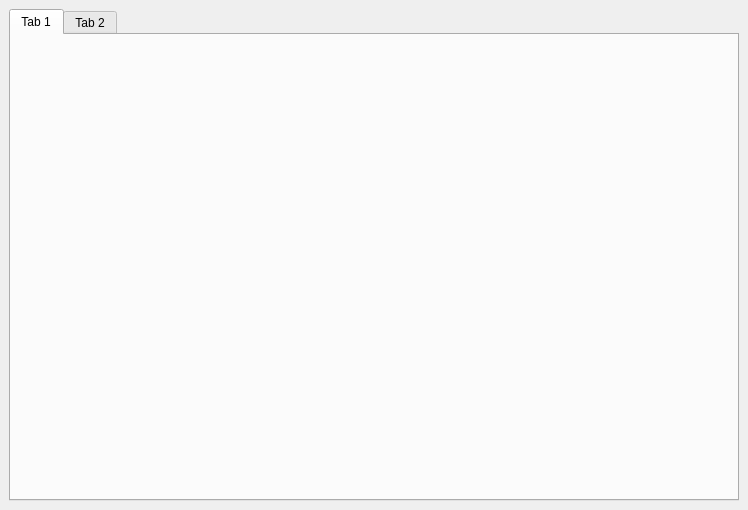
raulvc/seareiros, file src/lib/ui/add_associate.ui: the form before one commit.
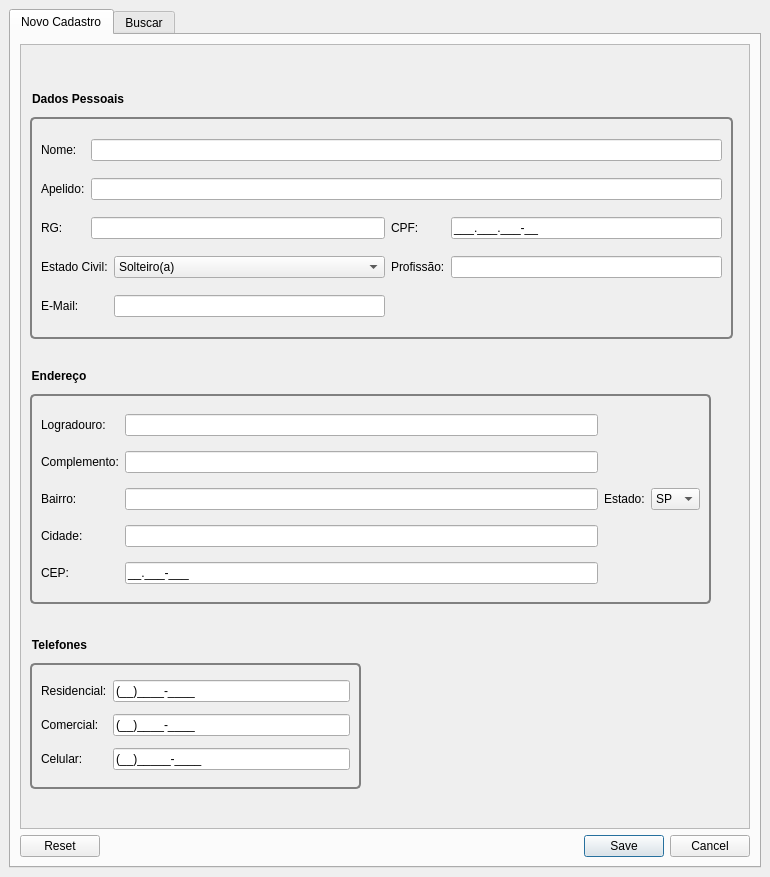
The form after the commit. Icons and pictures are not drawn.

Commit message: Main changes for this update are: - a model for the overview table showed in app startup - ui refining to associate form (inputmasks, validators)

```diff
--- a/src/lib/ui/add_associate.ui
+++ b/src/lib/ui/add_associate.ui
@@ -9,12 +9,12 @@
    <rect>
     <x>0</x>
     <y>0</y>
-    <width>748</width>
-    <height>510</height>
+    <width>770</width>
+    <height>877</height>
    </rect>
   </property>
   <property name="sizePolicy">
-   <sizepolicy hsizetype="Maximum" vsizetype="Maximum">
+   <sizepolicy hsizetype="Preferred" vsizetype="Preferred">
     <horstretch>0</horstretch>
     <verstretch>0</verstretch>
    </sizepolicy>
@@ -49,17 +49,635 @@
    <string>Cadastro de Associados</string>
   </property>
   <widget class="QWidget" name="Contents">
+   <property name="sizePolicy">
+    <sizepolicy hsizetype="Preferred" vsizetype="Preferred">
+     <horstretch>0</horstretch>
+     <verstretch>0</verstretch>
+    </sizepolicy>
+   </property>
    <layout class="QVBoxLayout" name="verticalLayout_2">
     <item>
      <widget class="QTabWidget" name="tabWidget">
+      <property name="sizePolicy">
+       <sizepolicy hsizetype="Preferred" vsizetype="Preferred">
+        <horstretch>0</horstretch>
+        <verstretch>0</verstretch>
+       </sizepolicy>
+      </property>
+      <property name="currentIndex">
+       <number>0</number>
+      </property>
       <widget class="QWidget" name="tab">
+       <property name="sizePolicy">
+        <sizepolicy hsizetype="Preferred" vsizetype="Preferred">
+         <horstretch>0</horstretch>
+         <verstretch>0</verstretch>
+        </sizepolicy>
+       </property>
+       <attribute name="icon">
+        <iconset resource="../../../res/icons.qrc">
+         <normaloff>:/icons/associate_add.png</normaloff>:/icons/associate_add.png</iconset>
+       </attribute>
        <attribute name="title">
-        <string>Tab 1</string>
+        <string>Novo Cadastro</string>
        </attribute>
+       <layout class="QVBoxLayout" name="verticalLayout_5">
+        <item>
+         <layout class="QVBoxLayout" name="verticalLayout_4">
+          <item>
+           <widget class="QScrollArea" name="scrollArea">
+            <property name="widgetResizable">
+             <bool>true</bool>
+            </property>
+            <property name="alignment">
+             <set>Qt::AlignLeading|Qt::AlignLeft|Qt::AlignTop</set>
+            </property>
+            <widget class="QWidget" name="page">
+             <property name="geometry">
+              <rect>
+               <x>0</x>
+               <y>0</y>
+               <width>726</width>
+               <height>734</height>
+              </rect>
+             </property>
+             <property name="sizePolicy">
+              <sizepolicy hsizetype="MinimumExpanding" vsizetype="Preferred">
+               <horstretch>0</horstretch>
+               <verstretch>0</verstretch>
+              </sizepolicy>
+             </property>
+             <layout class="QVBoxLayout" name="verticalLayout">
+              <item>
+               <widget class="QGroupBox" name="groupBox">
+                <property name="sizePolicy">
+                 <sizepolicy hsizetype="Fixed" vsizetype="Fixed">
+                  <horstretch>0</horstretch>
+                  <verstretch>0</verstretch>
+                 </sizepolicy>
+                </property>
+                <property name="minimumSize">
+                 <size>
+                  <width>703</width>
+                  <height>247</height>
+                 </size>
+                </property>
+                <property name="maximumSize">
+                 <size>
+                  <width>703</width>
+                  <height>231</height>
+                 </size>
+                </property>
+                <property name="toolTip">
+                 <string>Dados Pessoais</string>
+                </property>
+                <property name="autoFillBackground">
+                 <bool>false</bool>
+                </property>
+                <property name="styleSheet">
+                 <string notr="true"> QGroupBox {
+	 font-weight: bold;
+     border: 2px solid gray;
+     border-radius: 5px;
+     margin-top: 25px;
+ }
+
+ QGroupBox::title {
+	 background-color: transparent;
+     subcontrol-origin: margin;
+	 subcontrol-position: top left;
+ }</string>
+                </property>
+                <property name="title">
+                 <string>Dados Pessoais</string>
+                </property>
+                <property name="alignment">
+                 <set>Qt::AlignLeading|Qt::AlignLeft|Qt::AlignTop</set>
+                </property>
+                <property name="flat">
+                 <bool>false</bool>
+                </property>
+                <layout class="QGridLayout" name="gridLayout">
+                 <item row="3" column="2">
+                  <widget class="QComboBox" name="comboBox">
+                   <item>
+                    <property name="text">
+                     <string>Solteiro(a)</string>
+                    </property>
+                   </item>
+                   <item>
+                    <property name="text">
+                     <string>Casado(a)</string>
+                    </property>
+                   </item>
+                   <item>
+                    <property name="text">
+                     <string>Divorciado(a)</string>
+                    </property>
+                   </item>
+                   <item>
+                    <property name="text">
+                     <string>Viúvo(a)</string>
+                    </property>
+                   </item>
+                  </widget>
+                 </item>
+                 <item row="1" column="1" colspan="4">
+                  <widget class="QLineEdit" name="edNickname">
+                   <property name="inputMethodHints">
+                    <set>Qt::ImhUppercaseOnly</set>
+                   </property>
+                   <property name="inputMask">
+                    <string/>
+                   </property>
+                  </widget>
+                 </item>
+                 <item row="2" column="3">
+                  <widget class="QLabel" name="label_4">
+                   <property name="text">
+                    <string>CPF:</string>
+                   </property>
+                  </widget>
+                 </item>
+                 <item row="2" column="4">
+                  <widget class="QLineEdit" name="edCPF">
+                   <property name="inputMask">
+                    <string>999.999.999-99;_</string>
+                   </property>
+                  </widget>
+                 </item>
+                 <item row="3" column="0" colspan="2">
+                  <widget class="QLabel" name="label_5">
+                   <property name="text">
+                    <string>Estado Civil:</string>
+                   </property>
+                  </widget>
+                 </item>
+                 <item row="0" column="1" colspan="4">
+                  <widget class="QLineEdit" name="edFullName">
+                   <property name="inputMethodHints">
+                    <set>Qt::ImhUppercaseOnly</set>
+                   </property>
+                  </widget>
+                 </item>
+                 <item row="0" column="0">
+                  <widget class="QLabel" name="label">
+                   <property name="text">
+                    <string>Nome:</string>
+                   </property>
+                  </widget>
+                 </item>
+                 <item row="5" column="2">
+                  <widget class="QLineEdit" name="edEmail">
+                   <property name="inputMethodHints">
+                    <set>Qt::ImhEmailCharactersOnly</set>
+                   </property>
+                  </widget>
+                 </item>
+                 <item row="5" column="0">
+                  <widget class="QLabel" name="label_13">
+                   <property name="text">
+                    <string>E-Mail:</string>
+                   </property>
+                  </widget>
+                 </item>
+                 <item row="2" column="0">
+                  <widget class="QLabel" name="label_3">
+                   <property name="text">
+                    <string>RG:</string>
+                   </property>
+                  </widget>
+                 </item>
+                 <item row="2" column="1" colspan="2">
+                  <widget class="QLineEdit" name="edRG">
+                   <property name="inputMask">
+                    <string/>
+                   </property>
+                  </widget>
+                 </item>
+                 <item row="1" column="0">
+                  <widget class="QLabel" name="label_2">
+                   <property name="text">
+                    <string>Apelido:</string>
+                   </property>
+                  </widget>
+                 </item>
+                 <item row="3" column="3">
+                  <widget class="QLabel" name="label_6">
+                   <property name="text">
+                    <string>Profissão:</string>
+                   </property>
+                  </widget>
+                 </item>
+                 <item row="3" column="4">
+                  <widget class="QLineEdit" name="edProfession">
+                   <property name="inputMethodHints">
+                    <set>Qt::ImhNone</set>
+                   </property>
+                  </widget>
+                 </item>
+                </layout>
+               </widget>
+              </item>
+              <item>
+               <widget class="QGroupBox" name="groupBox_2">
+                <property name="sizePolicy">
+                 <sizepolicy hsizetype="Fixed" vsizetype="Fixed">
+                  <horstretch>0</horstretch>
+                  <verstretch>0</verstretch>
+                 </sizepolicy>
+                </property>
+                <property name="minimumSize">
+                 <size>
+                  <width>681</width>
+                  <height>235</height>
+                 </size>
+                </property>
+                <property name="maximumSize">
+                 <size>
+                  <width>681</width>
+                  <height>231</height>
+                 </size>
+                </property>
+                <property name="toolTip">
+                 <string>Endereço</string>
+                </property>
+                <property name="autoFillBackground">
+                 <bool>false</bool>
+                </property>
+                <property name="styleSheet">
+                 <string notr="true"> QGroupBox {
+	 font-weight: bold;
+     border: 2px solid gray;
+     border-radius: 5px;
+     margin-top: 25px;
+ }
+
+ QGroupBox::title {
+	 background-color: transparent;
+     subcontrol-origin: margin;
+	 subcontrol-position: top left;
+ }</string>
+                </property>
+                <property name="title">
+                 <string>Endereço</string>
+                </property>
+                <property name="alignment">
+                 <set>Qt::AlignLeading|Qt::AlignLeft|Qt::AlignTop</set>
+                </property>
+                <property name="flat">
+                 <bool>false</bool>
+                </property>
+                <layout class="QGridLayout" name="gridLayout_2">
+                 <item row="0" column="0">
+                  <widget class="QLabel" name="label_7">
+                   <property name="text">
+                    <string>Logradouro:</string>
+                   </property>
+                  </widget>
+                 </item>
+                 <item row="0" column="1">
+                  <widget class="QLineEdit" name="edStreet"/>
+                 </item>
+                 <item row="1" column="0">
+                  <widget class="QLabel" name="label_8">
+                   <property name="text">
+                    <string>Complemento:</string>
+                   </property>
+                  </widget>
+                 </item>
+                 <item row="1" column="1">
+                  <widget class="QLineEdit" name="edComplement"/>
+                 </item>
+                 <item row="2" column="0">
+                  <widget class="QLabel" name="label_9">
+                   <property name="text">
+                    <string>Bairro:</string>
+                   </property>
+                  </widget>
+                 </item>
+                 <item row="2" column="1">
+                  <widget class="QLineEdit" name="edDistrict"/>
+                 </item>
+                 <item row="2" column="2">
+                  <widget class="QLabel" name="label_10">
+                   <property name="text">
+                    <string>Estado:</string>
+                   </property>
+                  </widget>
+                 </item>
+                 <item row="2" column="3">
+                  <widget class="QComboBox" name="comboProvince">
+                   <property name="currentIndex">
+                    <number>24</number>
+                   </property>
+                   <item>
+                    <property name="text">
+                     <string>AC</string>
+                    </property>
+                   </item>
+                   <item>
+                    <property name="text">
+                     <string>AL</string>
+                    </property>
+                   </item>
+                   <item>
+                    <property name="text">
+                     <string>AP</string>
+                    </property>
+                   </item>
+                   <item>
+                    <property name="text">
+                     <string>AM</string>
+                    </property>
+                   </item>
+                   <item>
+                    <property name="text">
+                     <string>BA</string>
+                    </property>
+                   </item>
+                   <item>
+                    <property name="text">
+                     <string>CE</string>
+                    </property>
+                   </item>
+                   <item>
+                    <property name="text">
+                     <string>DF</string>
+                    </property>
+                   </item>
+                   <item>
+                    <property name="text">
+                     <string>ES</string>
+                    </property>
+                   </item>
+                   <item>
+                    <property name="text">
+                     <string>GO</string>
+                    </property>
+                   </item>
+                   <item>
+                    <property name="text">
+                     <string>MA</string>
+                    </property>
+                   </item>
+                   <item>
+                    <property name="text">
+                     <string>MT</string>
+                    </property>
+                   </item>
+                   <item>
+                    <property name="text">
+                     <string>MS</string>
+                    </property>
+                   </item>
+                   <item>
+                    <property name="text">
+                     <string>MG</string>
+                    </property>
+                   </item>
+                   <item>
+                    <property name="text">
+                     <string>PA</string>
+                    </property>
+                   </item>
+                   <item>
+                    <property name="text">
+                     <string>PB</string>
+                    </property>
+                   </item>
+                   <item>
+                    <property name="text">
+                     <string>PR</string>
+                    </property>
+                   </item>
+                   <item>
+                    <property name="text">
+                     <string>PE</string>
+                    </property>
+                   </item>
+                   <item>
+                    <property name="text">
+                     <string>PI</string>
+                    </property>
+                   </item>
+                   <item>
+                    <property name="text">
+                     <string>RJ</string>
+                    </property>
+                   </item>
+                   <item>
+                    <property name="text">
+                     <string>RN</string>
+                    </property>
+                   </item>
+                   <item>
+                    <property name="text">
+                     <string>RS</string>
+                    </property>
+                   </item>
+                   <item>
+                    <property name="text">
+                     <string>RO</string>
+                    </property>
+                   </item>
+                   <item>
+                    <property name="text">
+                     <string>RR</string>
+                    </property>
+                   </item>
+                   <item>
+                    <property name="text">
+                     <string>SC</string>
+                    </property>
+                   </item>
+                   <item>
+                    <property name="text">
+                     <string>SP</string>
+                    </property>
+                   </item>
+                   <item>
+                    <property name="text">
+                     <string>SE</string>
+                    </property>
+                   </item>
+                   <item>
+                    <property name="text">
+                     <string>TO</string>
+                    </property>
+                   </item>
+                  </widget>
+                 </item>
+                 <item row="3" column="0">
+                  <widget class="QLabel" name="label_11">
+                   <property name="text">
+                    <string>Cidade:</string>
+                   </property>
+                  </widget>
+                 </item>
+                 <item row="3" column="1">
+                  <widget class="QLineEdit" name="edCity"/>
+                 </item>
+                 <item row="4" column="0">
+                  <widget class="QLabel" name="label_12">
+                   <property name="text">
+                    <string>CEP:</string>
+                   </property>
+                  </widget>
+                 </item>
+                 <item row="4" column="1">
+                  <widget class="QLineEdit" name="edCEP">
+                   <property name="inputMask">
+                    <string>99.999-999;_</string>
+                   </property>
+                  </widget>
+                 </item>
+                </layout>
+               </widget>
+              </item>
+              <item>
+               <widget class="QGroupBox" name="groupBox_3">
+                <property name="sizePolicy">
+                 <sizepolicy hsizetype="Fixed" vsizetype="Fixed">
+                  <horstretch>0</horstretch>
+                  <verstretch>0</verstretch>
+                 </sizepolicy>
+                </property>
+                <property name="minimumSize">
+                 <size>
+                  <width>331</width>
+                  <height>151</height>
+                 </size>
+                </property>
+                <property name="maximumSize">
+                 <size>
+                  <width>331</width>
+                  <height>151</height>
+                 </size>
+                </property>
+                <property name="toolTip">
+                 <string>Telefones</string>
+                </property>
+                <property name="autoFillBackground">
+                 <bool>false</bool>
+                </property>
+                <property name="styleSheet">
+                 <string notr="true"> QGroupBox {
+	 font-weight: bold;
+     border: 2px solid gray;
+     border-radius: 5px;
+     margin-top: 25px;
+ }
+
+ QGroupBox::title {
+	 background-color: transparent;
+     subcontrol-origin: margin;
+	 subcontrol-position: top left;
+ }</string>
+                </property>
+                <property name="title">
+                 <string>Telefones</string>
+                </property>
+                <property name="alignment">
+                 <set>Qt::AlignLeading|Qt::AlignLeft|Qt::AlignTop</set>
+                </property>
+                <property name="flat">
+                 <bool>false</bool>
+                </property>
+                <property name="checkable">
+                 <bool>false</bool>
+                </property>
+                <layout class="QGridLayout" name="gridLayout_3">
+                 <item row="0" column="0">
+                  <widget class="QLabel" name="label_17">
+                   <property name="text">
+                    <string>Residencial:</string>
+                   </property>
+                  </widget>
+                 </item>
+                 <item row="0" column="1">
+                  <widget class="QLineEdit" name="edPhoneRes">
+                   <property name="toolTip">
+                    <string>DDD + Número</string>
+                   </property>
+                   <property name="inputMethodHints">
+                    <set>Qt::ImhDigitsOnly</set>
+                   </property>
+                   <property name="inputMask">
+                    <string>(DD)9999-9999;_</string>
+                   </property>
+                   <property name="placeholderText">
+                    <string/>
+                   </property>
+                  </widget>
+                 </item>
+                 <item row="1" column="0">
+                  <widget class="QLabel" name="label_18">
+                   <property name="text">
+                    <string>Comercial:</string>
+                   </property>
+                  </widget>
+                 </item>
+                 <item row="1" column="1">
+                  <widget class="QLineEdit" name="edPhoneCom">
+                   <property name="toolTip">
+                    <string>DDD + Número</string>
+                   </property>
+                   <property name="inputMethodHints">
+                    <set>Qt::ImhDigitsOnly</set>
+                   </property>
+                   <property name="inputMask">
+                    <string>(DD)9999-9999;_</string>
+                   </property>
+                   <property name="placeholderText">
+                    <string/>
+                   </property>
+                  </widget>
+                 </item>
+                 <item row="2" column="0">
+                  <widget class="QLabel" name="label_14">
+                   <property name="text">
+                    <string>Celular:</string>
+                   </property>
+                  </widget>
+                 </item>
+                 <item row="2" column="1">
+                  <widget class="QLineEdit" name="edPhoneCell">
+                   <property name="toolTip">
+                    <string>DDD + Número</string>
+                   </property>
+                   <property name="inputMethodHints">
+                    <set>Qt::ImhDigitsOnly</set>
+                   </property>
+                   <property name="inputMask">
+                    <string>(DD)99999-9999;_</string>
+                   </property>
+                   <property name="placeholderText">
+                    <string/>
+                   </property>
+                  </widget>
+                 </item>
+                </layout>
+               </widget>
+              </item>
+             </layout>
+            </widget>
+           </widget>
+          </item>
+          <item>
+           <widget class="QDialogButtonBox" name="buttonBox">
+            <property name="standardButtons">
+             <set>QDialogButtonBox::Cancel|QDialogButtonBox::Reset|QDialogButtonBox::Save</set>
+            </property>
+           </widget>
+          </item>
+         </layout>
+        </item>
+       </layout>
       </widget>
       <widget class="QWidget" name="tab_2">
        <attribute name="title">
-        <string>Tab 2</string>
+        <string>Buscar</string>
        </attribute>
       </widget>
      </widget>
```
Left out of the diff: 35 changed lines with no effect on the pictures. The commit also changes 19 other files.
